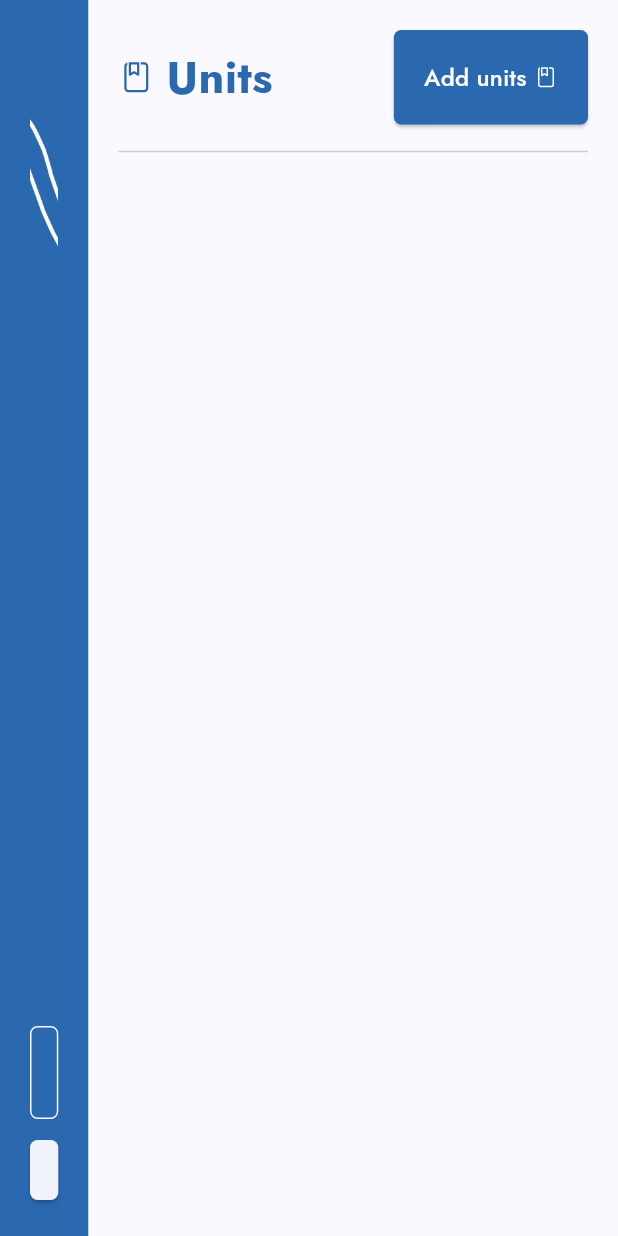
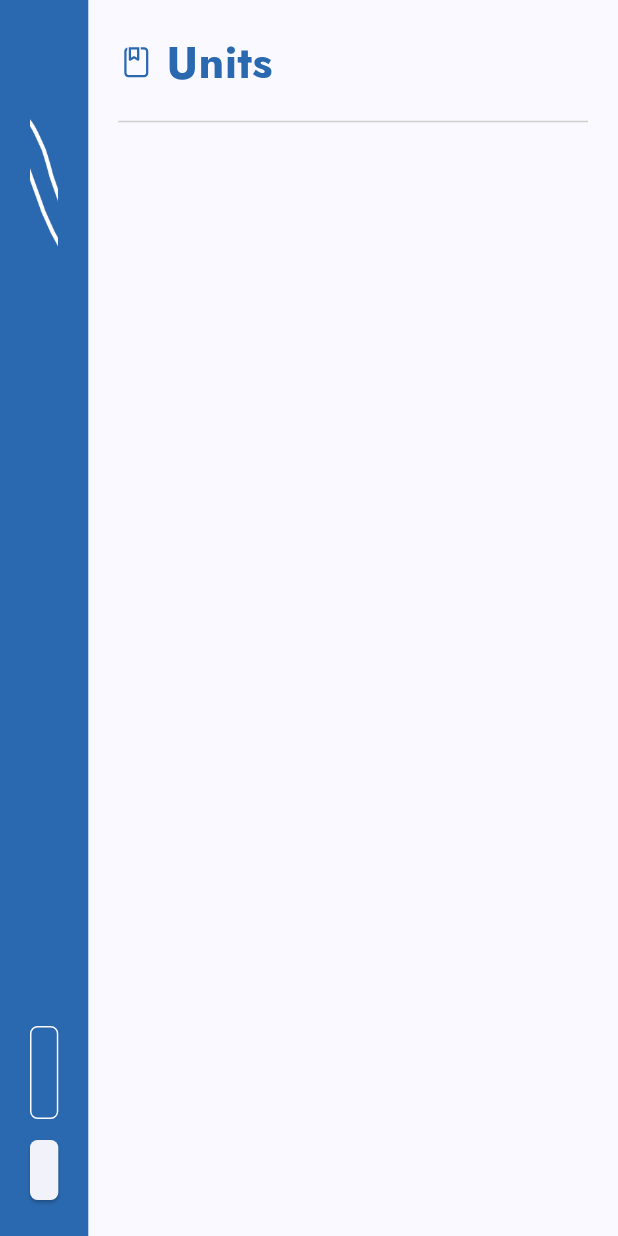
Before and after one commit to BernardMugita/notes_viewer, a Flutter app: the DesktopUnits screen opened directly, on a phone screen of 412 x 824 dp. Run offline on Flutter 3.47's test engine with Material 3 defaults, Android fonts, the phone set to English and light mode, and no system bars; our stand-ins replace dio, file_picker, fluentui_system_icons, gap, go_router, jwt_decoder and 4 more; missing offline and left inert: syncfusion_flutter_pdfviewer; accounts and stored records are empty.

Commit message:
Minor updates to units view

```diff
--- a/lib/views/units/desktop_units.dart
+++ b/lib/views/units/desktop_units.dart
@@ -6,6 +6,7 @@ import 'package:note_viewer/providers/auth_provider.dart';
 import 'package:note_viewer/providers/courses_provider.dart';
 import 'package:note_viewer/providers/toggles_provider.dart';
 import 'package:note_viewer/providers/units_provider.dart';
+import 'package:note_viewer/providers/user_provider.dart';
 import 'package:note_viewer/utils/app_utils.dart';
 import 'package:note_viewer/widgets/app_widgets/alert_widgets/failed_widget.dart';
 import 'package:note_viewer/widgets/app_widgets/alert_widgets/success_widget.dart';
@@ -50,6 +51,8 @@ class _DesktopUnitsState extends State<DesktopUnits> {
     final unitsProvider = context.watch<UnitsProvider>();
     final units = unitsProvider.units;
 
+    final user = context.watch<UserProvider>().user;
+
     return Scaffold(
       body: Flex(
         direction: Axis.horizontal,
@@ -62,7 +65,14 @@ class _DesktopUnitsState extends State<DesktopUnits> {
             flex: 6,
             child: Padding(
               padding: const EdgeInsets.all(20),
-              child: Column(
+              child: context.watch<UnitsProvider>().isLoading
+                  ? Center(
+                      child: LoadingAnimationWidget.newtonCradle(
+                        color: AppUtils.$mainBlue,
+                        size: 100,
+                      ),
+                    )
+                  : Column(
                       children: [
                         Row(
                           children: [
@@ -80,12 +90,13 @@ class _DesktopUnitsState extends State<DesktopUnits> {
                               ),
                             ),
                             const Spacer(),
+                            if (user.isNotEmpty && user['role'] == 'admin')
                               ElevatedButton(
                                 style: ButtonStyle(
-                          padding:
-                              const WidgetStatePropertyAll(EdgeInsets.all(20)),
-                          backgroundColor:
-                              WidgetStatePropertyAll(AppUtils.$mainBlue),
+                                  padding: const WidgetStatePropertyAll(
+                                      EdgeInsets.all(20)),
+                                  backgroundColor: WidgetStatePropertyAll(
+                                      AppUtils.$mainBlue),
                                   shape: WidgetStatePropertyAll(
                                     RoundedRectangleBorder(
                                       borderRadius: BorderRadius.circular(5),
@@ -120,14 +131,7 @@ class _DesktopUnitsState extends State<DesktopUnits> {
                         ),
                         const Gap(20),
                         Expanded(
-                    child: context.watch<UnitsProvider>().isLoading
-                        ? Center(
-                            child: LoadingAnimationWidget.newtonCradle(
-                              color: AppUtils.$mainBlue,
-                              size: 100,
-                            ),
-                          )
-                        : SingleChildScrollView(
+                          child: SingleChildScrollView(
                             child: Padding(
                               padding: const EdgeInsets.only(
                                   left: 30, right: 30, top: 10),
@@ -166,7 +170,7 @@ class _DesktopUnitsState extends State<DesktopUnits> {
                   padding: const EdgeInsets.all(20),
                   width: MediaQuery.of(context).size.width * 0.3,
                   height: togglesProvider.showCoursesDropDown
-                      ? MediaQuery.of(context).size.height * 0.6
+                      ? MediaQuery.of(context).size.height * 0.65
                       : togglesProvider.showSemesterDropDown
                           ? MediaQuery.of(context).size.height * 0.7
                           : MediaQuery.of(context).size.height * 0.45,
```
Lines whose indentation alone changed are shown as unchanged.
